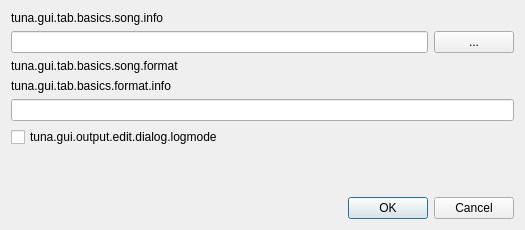
univrsal/tuna, file src/gui/output_edit_dialog.ui: the form before one commit.
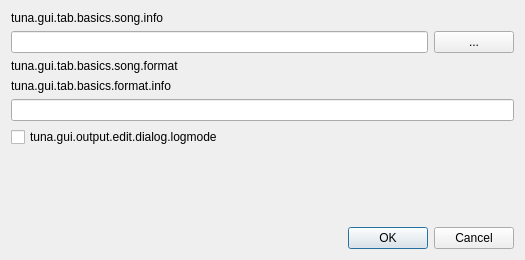
The form after the commit. Icons and pictures are not drawn.

```diff
--- a/src/gui/output_edit_dialog.ui
+++ b/src/gui/output_edit_dialog.ui
@@ -7,7 +7,7 @@
     <x>0</x>
     <y>0</y>
     <width>525</width>
-    <height>230</height>
+    <height>260</height>
    </rect>
   </property>
   <property name="sizePolicy">
```
Left out of the diff: 8 changed lines with no effect on the pictures.
